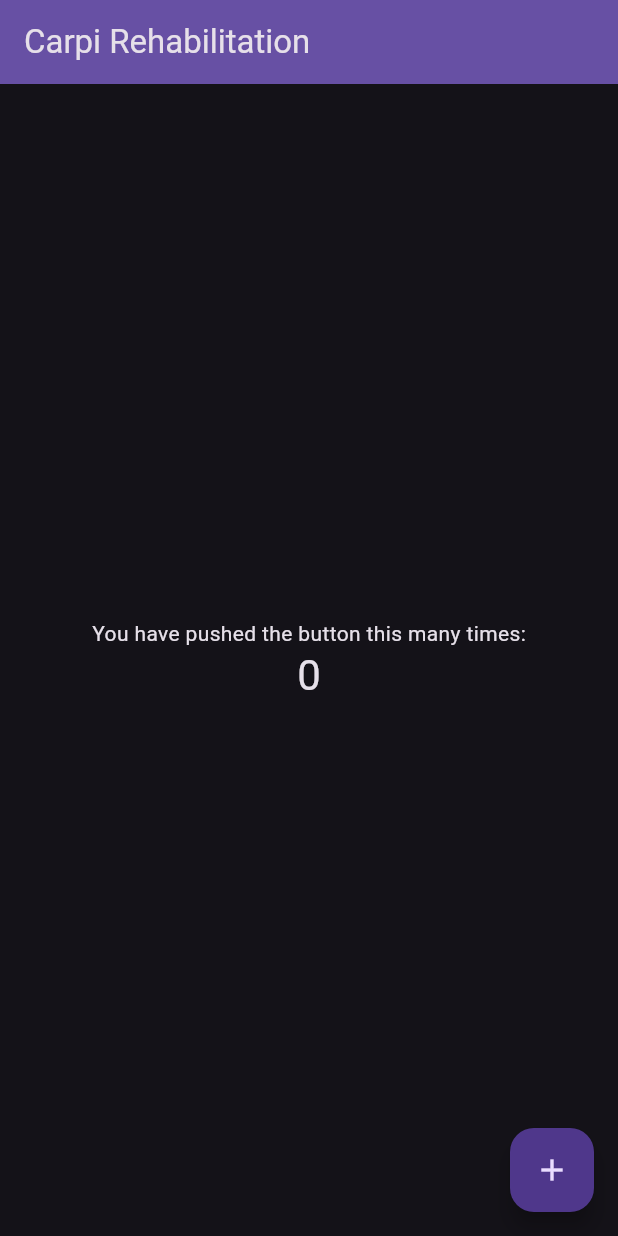
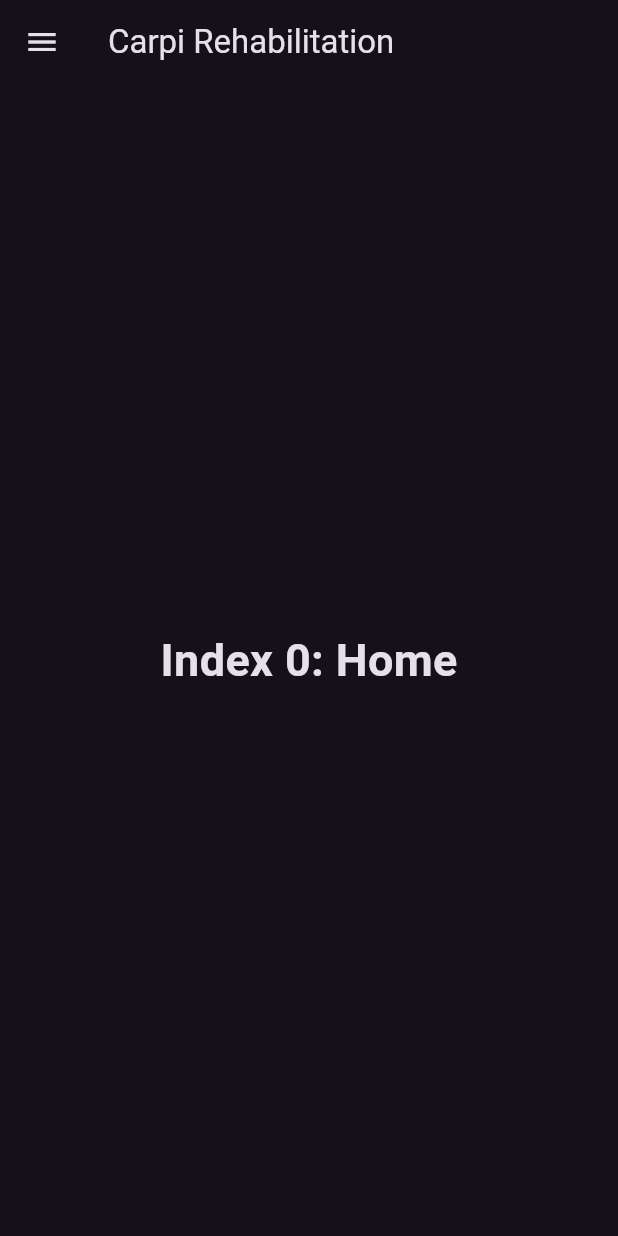
Before and after one commit to ka-mahmood/CarpiSoftware, a Flutter app: the screen it shows after launch, on a phone screen of 412 x 824 dp. Run offline on Flutter 3.47's test engine with Material 3 defaults, Android fonts, the phone set to English and light mode, and no system bars.

Commit message:
Implemented navigation bar

```diff
--- a/App/carpi_windows_app/lib/main.dart
+++ b/App/carpi_windows_app/lib/main.dart
@@ -1,13 +1,12 @@
 import 'package:flutter/material.dart';
 
-void main() {
-  runApp(const MyApp());
-}
+void main() => runApp(const MyApp());
 
 class MyApp extends StatelessWidget {
   const MyApp({super.key});
 
-  // This widget is the root of your application.
+  static const appTitle = 'Drawer Demo';
+
   @override
   Widget build(BuildContext context) {
     return MaterialApp(
@@ -34,15 +33,6 @@ class MyApp extends StatelessWidget {
 class MyHomePage extends StatefulWidget {
   const MyHomePage({super.key, required this.title});
 
-  // This widget is the home page of your application. It is stateful, meaning
-  // that it has a State object (defined below) that contains fields that affect
-  // how it looks.
-
-  // This class is the configuration for the state. It holds the values (in this
-  // case the title) provided by the parent (in this case the App widget) and
-  // used by the build method of the State. Fields in a Widget subclass are
-  // always marked "final".
-
   final String title;
 
   @override
@@ -50,71 +40,84 @@ class MyHomePage extends StatefulWidget {
 }
 
 class _MyHomePageState extends State<MyHomePage> {
-  int _counter = 0;
+  int _selectedIndex = 0;
+  static const TextStyle optionStyle =
+      TextStyle(fontSize: 30, fontWeight: FontWeight.bold);
+  static const List<Widget> _widgetOptions = <Widget>[
+    Text(
+      'Index 0: Home',
+      style: optionStyle,
+    ),
+    Text(
+      'Index 1: Business',
+      style: optionStyle,
+    ),
+    Text(
+      'Index 2: School',
+      style: optionStyle,
+    ),
+  ];
 
-  void _incrementCounter() {
+  void _onItemTapped(int index) {
     setState(() {
-      // This call to setState tells the Flutter framework that something has
-      // changed in this State, which causes it to rerun the build method below
-      // so that the display can reflect the updated values. If we changed
-      // _counter without calling setState(), then the build method would not be
-      // called again, and so nothing would appear to happen.
-      _counter++;
+      _selectedIndex = index;
     });
   }
 
   @override
   Widget build(BuildContext context) {
-    // This method is rerun every time setState is called, for instance as done
-    // by the _incrementCounter method above.
-    //
-    // The Flutter framework has been optimized to make rerunning build methods
-    // fast, so that you can just rebuild anything that needs updating rather
-    // than having to individually change instances of widgets.
     return Scaffold(
-      appBar: AppBar(
-        // TRY THIS: Try changing the color here to a specific color (to
-        // Colors.amber, perhaps?) and trigger a hot reload to see the AppBar
-        // change color while the other colors stay the same.
-        backgroundColor: Theme.of(context).colorScheme.inversePrimary,
-        // Here we take the value from the MyHomePage object that was created by
-        // the App.build method, and use it to set our appbar title.
-        title: Text(widget.title),
+      appBar: AppBar(title: Text(widget.title)),
+      body: Center(
+        child: _widgetOptions[_selectedIndex],
       ),
-      body: Center(
-        // Center is a layout widget. It takes a single child and positions it
-        // in the middle of the parent.
-        child: Column(
-          // Column is also a layout widget. It takes a list of children and
-          // arranges them vertically. By default, it sizes itself to fit its
-          // children horizontally, and tries to be as tall as its parent.
-          //
-          // Column has various properties to control how it sizes itself and
-          // how it positions its children. Here we use mainAxisAlignment to
-          // center the children vertically; the main axis here is the vertical
-          // axis because Columns are vertical (the cross axis would be
-          // horizontal).
-          //
-          // TRY THIS: Invoke "debug painting" (choose the "Toggle Debug Paint"
-          // action in the IDE, or press "p" in the console), to see the
-          // wireframe for each widget.
-          mainAxisAlignment: MainAxisAlignment.center,
-          children: <Widget>[
-            const Text(
-              'You have pushed the button this many times:',
+      drawer: Drawer(
+        // Add a ListView to the drawer. This ensures the user can scroll
+        // through the options in the drawer if there isn't enough vertical
+        // space to fit everything.
+        child: ListView(
+          // Important: Remove any padding from the ListView.
+          padding: EdgeInsets.zero,
+          children: [
+            const DrawerHeader(
+              decoration: BoxDecoration(
+                color: Colors.blue,
+              ),
+              child: Text('Drawer Header'),
             ),
-            Text(
-              '$_counter',
-              style: Theme.of(context).textTheme.headlineMedium,
+            ListTile(
+              title: const Text('Home'),
+              selected: _selectedIndex == 0,
+              onTap: () {
+                // Update the state of the app
+                _onItemTapped(0);
+                // Then close the drawer
+                Navigator.pop(context);
+              },
+            ),
+            ListTile(
+              title: const Text('Business'),
+              selected: _selectedIndex == 1,
+              onTap: () {
+                // Update the state of the app
+                _onItemTapped(1);
+                // Then close the drawer
+                Navigator.pop(context);
+              },
+            ),
+            ListTile(
+              title: const Text('School'),
+              selected: _selectedIndex == 2,
+              onTap: () {
+                // Update the state of the app
+                _onItemTapped(2);
+                // Then close the drawer
+                Navigator.pop(context);
+              },
             ),
           ],
         ),
       ),
-      floatingActionButton: FloatingActionButton(
-        onPressed: _incrementCounter,
-        tooltip: 'Increment',
-        child: const Icon(Icons.add),
-      ), // This trailing comma makes auto-formatting nicer for build methods.
     );
   }
 }
--- a/App/carpi_windows_app/pubspec.yaml
+++ b/App/carpi_windows_app/pubspec.yaml
@@ -35,6 +35,8 @@ dependencies:
   # The following adds the Cupertino Icons font to your application.
   # Use with the CupertinoIcons class for iOS style icons.
   cupertino_icons: ^1.0.6
+  side_navigation: ^1.0.4
+  fluent_ui: ^4.8.6
 
 dev_dependencies:
   flutter_test:
```
Also changed, not shown: App/carpi_windows_app/pubspec.lock.
